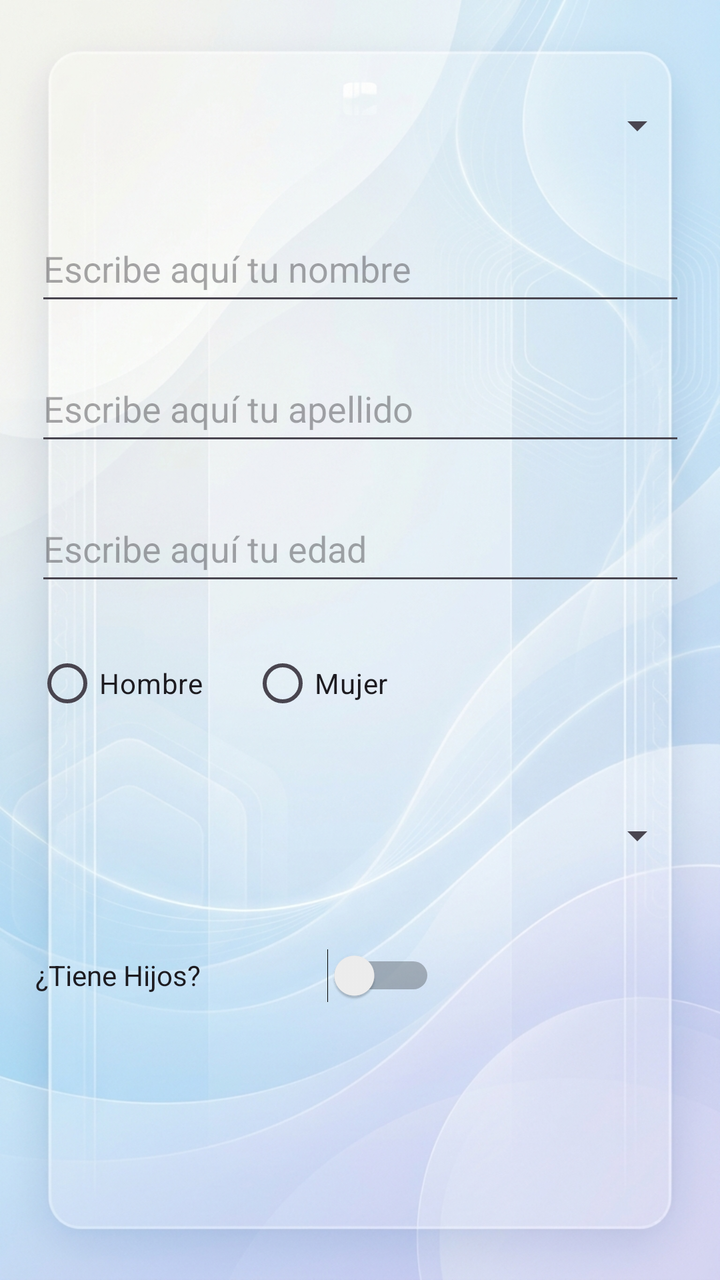
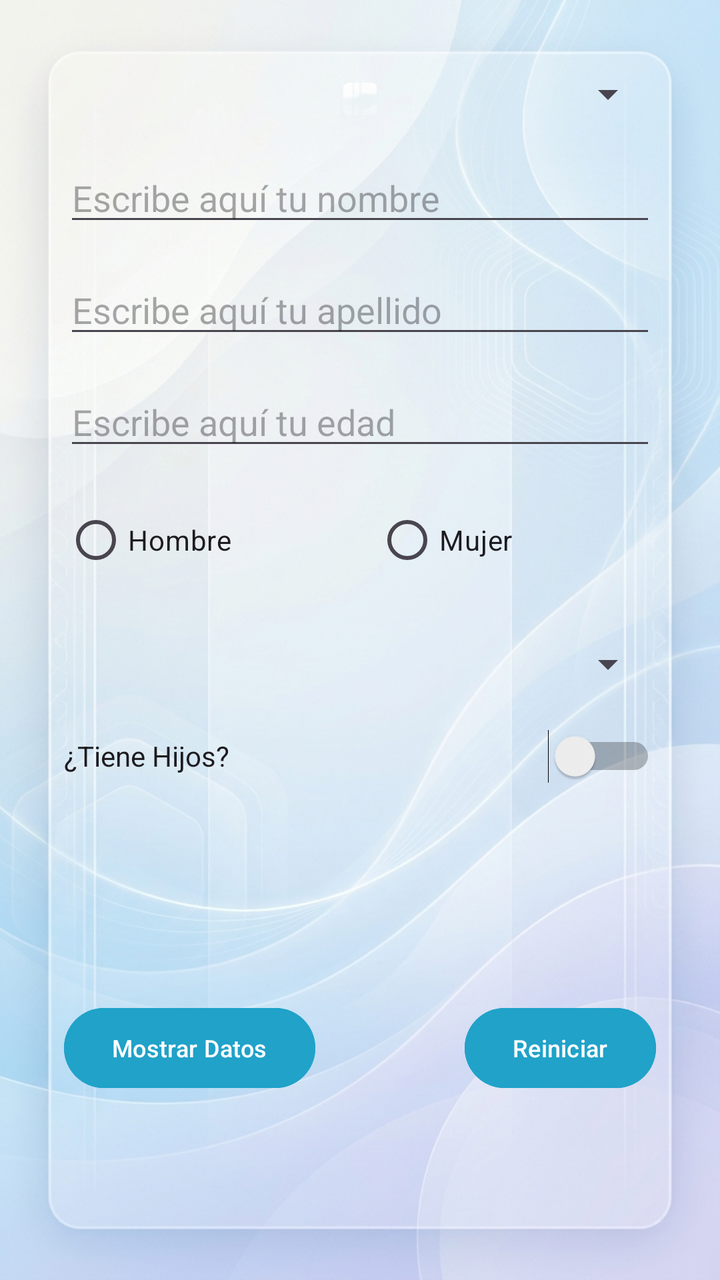

Two renders of the same Android screen: before a commit and after it. Below are the layout's source before the change and the commit's diff.
<!-- AndroidManifest.xml: application theme Theme.Formulario -->
<!-- res/layout/activity_main.xml -->
<?xml version="1.0" encoding="utf-8"?>
<androidx.constraintlayout.widget.ConstraintLayout xmlns:android="http://schemas.android.com/apk/res/android"
    xmlns:app="http://schemas.android.com/apk/res-auto"
    xmlns:tools="http://schemas.android.com/tools"
    android:id="@+id/main"
    android:layout_width="match_parent"
    android:layout_height="match_parent"
    android:background="@drawable/fondo_formulario"
    tools:context=".MainActivity">

    <EditText
        android:id="@+id/etextNombre"
        android:layout_width="325dp"
        android:layout_height="50dp"
        android:layout_marginTop="20dp"
        android:ems="10"
        android:hint="@string/hintNombre"
        android:inputType="textPersonName|textCapWords"
        app:layout_constraintBottom_toBottomOf="parent"
        app:layout_constraintEnd_toEndOf="parent"
        app:layout_constraintHorizontal_bias="0.0"
        app:layout_constraintStart_toStartOf="@+id/spnIdioma"
        app:layout_constraintTop_toBottomOf="@+id/spnIdioma"
        app:layout_constraintVertical_bias="0.0" />

    <EditText
        android:id="@+id/etextApellido"
        android:layout_width="325dp"
        android:layout_height="50dp"
        android:layout_marginTop="20dp"
        android:ems="10"
        android:hint="@string/hintApellido"
        android:inputType="textPersonName|textCapWords"
        app:layout_constraintBottom_toBottomOf="parent"
        app:layout_constraintEnd_toEndOf="parent"
        app:layout_constraintHorizontal_bias="0.0"
        app:layout_constraintStart_toStartOf="@+id/etextNombre"
        app:layout_constraintTop_toBottomOf="@+id/etextNombre"
        app:layout_constraintVertical_bias="0.0" />

    <EditText
        android:id="@+id/etextEdad"
        android:layout_width="325dp"
        android:layout_height="50dp"
        android:layout_marginTop="20dp"
        android:ems="10"
        android:hint="@string/hintEdad"
        android:inputType="number"
        app:layout_constraintBottom_toBottomOf="parent"
        app:layout_constraintEnd_toEndOf="parent"
        app:layout_constraintHorizontal_bias="0.0"
        app:layout_constraintStart_toStartOf="@+id/etextApellido"
        app:layout_constraintTop_toBottomOf="@+id/etextApellido"
        app:layout_constraintVertical_bias="0.0" />

    <Button
        android:id="@+id/btnDatos"
        android:layout_width="wrap_content"
        android:layout_height="wrap_content"
        android:layout_marginTop="40dp"
        android:backgroundTint="@color/btnAzul"
        android:text="@string/textDatos"
        app:layout_constraintBottom_toBottomOf="parent"
        app:layout_constraintEnd_toEndOf="parent"
        app:layout_constraintHorizontal_bias="0.0"
        app:layout_constraintStart_toStartOf="@+id/txtvMensaje"
        app:layout_constraintTop_toBottomOf="@+id/txtvMensaje"
        app:layout_constraintVertical_bias="0.006" />

    <Button
        android:id="@+id/btnReiniciar"
        android:layout_width="wrap_content"
        android:layout_height="wrap_content"
        android:backgroundTint="@color/btnAzul"
        android:text="@string/textReiniciar"
        app:layout_constraintBottom_toBottomOf="parent"
        app:layout_constraintEnd_toEndOf="@+id/txtvMensaje"
        app:layout_constraintHorizontal_bias="1.0"
        app:layout_constraintStart_toEndOf="@+id/btnDatos"
        app:layout_constraintTop_toTopOf="@+id/btnDatos"
        app:layout_constraintVertical_bias="0.0" />

    <RadioGroup
        android:id="@+id/rgroupGenero"
        android:layout_width="200dp"
        android:layout_height="55dp"
        android:layout_marginTop="20dp"
        android:orientation="horizontal"
        app:layout_constraintBottom_toBottomOf="parent"
        app:layout_constraintEnd_toEndOf="parent"
        app:layout_constraintHorizontal_bias="0.0"
        app:layout_constraintStart_toStartOf="@+id/etextEdad"
        app:layout_constraintTop_toBottomOf="@+id/etextEdad"
        app:layout_constraintVertical_bias="0.0">

        <RadioButton
            android:id="@+id/rbtnHombre"
            android:layout_width="wrap_content"
            android:layout_height="wrap_content"
            android:layout_weight="1"
            android:text="@string/textHombre" />

        <RadioButton
            android:id="@+id/rbtnMujer"
            android:layout_width="wrap_content"
            android:layout_height="wrap_content"
            android:layout_weight="1"
            android:text="@string/textMujer" />
    </RadioGroup>

    <Spinner
        android:id="@+id/spnEstadoCivil"
        android:layout_width="325dp"
        android:layout_height="50dp"
        android:layout_marginTop="20dp"
        android:popupBackground="@drawable/fondo_formulario"
        app:layout_constraintBottom_toBottomOf="parent"
        app:layout_constraintEnd_toEndOf="parent"
        app:layout_constraintHorizontal_bias="0.0"
        app:layout_constraintStart_toStartOf="@+id/rgroupGenero"
        app:layout_constraintTop_toBottomOf="@+id/rgroupGenero"
        app:layout_constraintVertical_bias="0.0" />

    <Spinner
        android:id="@+id/spnIdioma"
        android:layout_width="325dp"
        android:layout_height="50dp"
        android:popupBackground="@drawable/fondo_formulario"
        app:layout_constraintBottom_toBottomOf="parent"
        app:layout_constraintEnd_toEndOf="parent"
        app:layout_constraintStart_toStartOf="parent"
        app:layout_constraintTop_toTopOf="parent"
        app:layout_constraintVertical_bias="0.064" />

    <Switch
        android:id="@+id/swtHijos"
        android:layout_width="200dp"
        android:layout_height="50dp"
        android:layout_marginTop="20dp"
        android:text="@string/textHijos"
        app:layout_constraintBottom_toBottomOf="parent"
        app:layout_constraintEnd_toEndOf="parent"
        app:layout_constraintHorizontal_bias="0.0"
        app:layout_constraintStart_toStartOf="@+id/spnEstadoCivil"
        app:layout_constraintTop_toBottomOf="@+id/spnEstadoCivil"
        app:layout_constraintVertical_bias="0.0" />

    <TextView
        android:id="@+id/txtvMensaje"
        android:layout_width="326dp"
        android:layout_height="100dp"
        android:layout_marginTop="20dp"
        android:gravity="center"
        android:textSize="16sp"
        app:layout_constraintBottom_toBottomOf="parent"
        app:layout_constraintEnd_toEndOf="parent"
        app:layout_constraintHorizontal_bias="0.0"
        app:layout_constraintStart_toStartOf="@+id/swtHijos"
        app:layout_constraintTop_toBottomOf="@+id/swtHijos"
        app:layout_constraintVertical_bias="0.0" />


</androidx.constraintlayout.widget.ConstraintLayout>
<!-- resources referenced by this layout -->
<resources>
  <color name="btnAzul">#20A2C9</color>
  <!-- drawable fondo_formulario: jpg bitmap (drawable, 511744 bytes) -->
  <string name="hintApellido">Escribe aquí tu apellido</string>
  <string name="hintEdad">Escribe aquí tu edad</string>
  <string name="hintNombre">Escribe aquí tu nombre</string>
  <string name="textDatos">Mostrar Datos</string>
  <string name="textHijos">¿Tiene Hijos?</string>
  <string name="textHombre">Hombre</string>
  <string name="textMujer">Mujer</string>
  <string name="textReiniciar">Reiniciar</string>
  <style name="Theme.Formulario" parent="Base.Theme.Formulario" />
  <style name="Base.Theme.Formulario" parent="Theme.Material3.DayNight.NoActionBar">
          
          
      </style>
</resources>

<!-- the commit's change to res/layout/activity_main.xml (unified diff, before → after) -->
@@ -10,14 +10,14 @@
 
     <EditText
         android:id="@+id/etextNombre"
-        android:layout_width="325dp"
-        android:layout_height="50dp"
-        android:layout_marginTop="20dp"
+        android:layout_width="0dp"
+        android:layout_height="40dp"
+        android:layout_marginTop="16dp"
         android:ems="10"
-        android:hint="@string/hintNombre"
+        android:hint="@string/etextNombre"
         android:inputType="textPersonName|textCapWords"
         app:layout_constraintBottom_toBottomOf="parent"
-        app:layout_constraintEnd_toEndOf="parent"
+        app:layout_constraintEnd_toEndOf="@+id/spnIdioma"
         app:layout_constraintHorizontal_bias="0.0"
         app:layout_constraintStart_toStartOf="@+id/spnIdioma"
         app:layout_constraintTop_toBottomOf="@+id/spnIdioma"
@@ -25,14 +25,14 @@
 
     <EditText
         android:id="@+id/etextApellido"
-        android:layout_width="325dp"
-        android:layout_height="50dp"
-        android:layout_marginTop="20dp"
+        android:layout_width="0dp"
+        android:layout_height="40dp"
+        android:layout_marginTop="16dp"
         android:ems="10"
-        android:hint="@string/hintApellido"
+        android:hint="@string/etextApellido"
         android:inputType="textPersonName|textCapWords"
         app:layout_constraintBottom_toBottomOf="parent"
-        app:layout_constraintEnd_toEndOf="parent"
+        app:layout_constraintEnd_toEndOf="@+id/etextNombre"
         app:layout_constraintHorizontal_bias="0.0"
         app:layout_constraintStart_toStartOf="@+id/etextNombre"
         app:layout_constraintTop_toBottomOf="@+id/etextNombre"
@@ -40,14 +40,14 @@
 
     <EditText
         android:id="@+id/etextEdad"
-        android:layout_width="325dp"
-        android:layout_height="50dp"
-        android:layout_marginTop="20dp"
+        android:layout_width="0dp"
+        android:layout_height="40dp"
+        android:layout_marginTop="16dp"
         android:ems="10"
-        android:hint="@string/hintEdad"
+        android:hint="@string/etextEdad"
         android:inputType="number"
         app:layout_constraintBottom_toBottomOf="parent"
-        app:layout_constraintEnd_toEndOf="parent"
+        app:layout_constraintEnd_toEndOf="@+id/etextApellido"
         app:layout_constraintHorizontal_bias="0.0"
         app:layout_constraintStart_toStartOf="@+id/etextApellido"
         app:layout_constraintTop_toBottomOf="@+id/etextApellido"
@@ -57,22 +57,24 @@
         android:id="@+id/btnDatos"
         android:layout_width="wrap_content"
         android:layout_height="wrap_content"
-        android:layout_marginTop="40dp"
+        android:layout_marginTop="16dp"
         android:backgroundTint="@color/btnAzul"
-        android:text="@string/textDatos"
+        android:text="@string/btnDatos"
+        android:textSize="12sp"
         app:layout_constraintBottom_toBottomOf="parent"
         app:layout_constraintEnd_toEndOf="parent"
         app:layout_constraintHorizontal_bias="0.0"
         app:layout_constraintStart_toStartOf="@+id/txtvMensaje"
         app:layout_constraintTop_toBottomOf="@+id/txtvMensaje"
-        app:layout_constraintVertical_bias="0.006" />
+        app:layout_constraintVertical_bias="0.0" />
 
     <Button
         android:id="@+id/btnReiniciar"
         android:layout_width="wrap_content"
         android:layout_height="wrap_content"
         android:backgroundTint="@color/btnAzul"
-        android:text="@string/textReiniciar"
+        android:text="@string/btnReiniciar"
+        android:textSize="12sp"
         app:layout_constraintBottom_toBottomOf="parent"
         app:layout_constraintEnd_toEndOf="@+id/txtvMensaje"
         app:layout_constraintHorizontal_bias="1.0"
@@ -82,40 +84,38 @@
 
     <RadioGroup
         android:id="@+id/rgroupGenero"
-        android:layout_width="200dp"
+        android:layout_width="0dp"
         android:layout_height="55dp"
-        android:layout_marginTop="20dp"
+        android:layout_marginTop="16dp"
         android:orientation="horizontal"
         app:layout_constraintBottom_toBottomOf="parent"
-        app:layout_constraintEnd_toEndOf="parent"
+        app:layout_constraintEnd_toEndOf="@+id/etextEdad"
         app:layout_constraintHorizontal_bias="0.0"
         app:layout_constraintStart_toStartOf="@+id/etextEdad"
         app:layout_constraintTop_toBottomOf="@+id/etextEdad"
         app:layout_constraintVertical_bias="0.0">
 
         <RadioButton
-            android:id="@+id/rbtnHombre"
             android:layout_width="wrap_content"
             android:layout_height="wrap_content"
             android:layout_weight="1"
-            android:text="@string/textHombre" />
+            android:text="@string/rbtnHombre" />
 
         <RadioButton
-            android:id="@+id/rbtnMujer"
             android:layout_width="wrap_content"
             android:layout_height="wrap_content"
             android:layout_weight="1"
-            android:text="@string/textMujer" />
+            android:text="@string/rbtnMujer" />
     </RadioGroup>
 
     <Spinner
         android:id="@+id/spnEstadoCivil"
-        android:layout_width="325dp"
-        android:layout_height="50dp"
-        android:layout_marginTop="20dp"
+        android:layout_width="0dp"
+        android:layout_height="30dp"
+        android:layout_marginTop="16dp"
         android:popupBackground="@drawable/fondo_formulario"
         app:layout_constraintBottom_toBottomOf="parent"
-        app:layout_constraintEnd_toEndOf="parent"
+        app:layout_constraintEnd_toEndOf="@+id/rgroupGenero"
         app:layout_constraintHorizontal_bias="0.0"
         app:layout_constraintStart_toStartOf="@+id/rgroupGenero"
         app:layout_constraintTop_toBottomOf="@+id/rgroupGenero"
@@ -123,23 +123,27 @@
 
     <Spinner
         android:id="@+id/spnIdioma"
-        android:layout_width="325dp"
-        android:layout_height="50dp"
+        android:layout_width="0dp"
+        android:layout_height="30dp"
+        android:layout_marginStart="32dp"
+        android:layout_marginTop="32dp"
+        android:layout_marginEnd="32dp"
         android:popupBackground="@drawable/fondo_formulario"
         app:layout_constraintBottom_toBottomOf="parent"
         app:layout_constraintEnd_toEndOf="parent"
+        app:layout_constraintHorizontal_bias="0.0"
         app:layout_constraintStart_toStartOf="parent"
         app:layout_constraintTop_toTopOf="parent"
-        app:layout_constraintVertical_bias="0.064" />
+        app:layout_constraintVertical_bias="0.0" />
 
     <Switch
         android:id="@+id/swtHijos"
-        android:layout_width="200dp"
-        android:layout_height="50dp"
-        android:layout_marginTop="20dp"
-        android:text="@string/textHijos"
+        android:layout_width="0dp"
+        android:layout_height="30dp"
+        android:layout_marginTop="16dp"
+        android:text="@string/swtHijos"
         app:layout_constraintBottom_toBottomOf="parent"
-        app:layout_constraintEnd_toEndOf="parent"
+        app:layout_constraintEnd_toEndOf="@+id/spnEstadoCivil"
         app:layout_constraintHorizontal_bias="0.0"
         app:layout_constraintStart_toStartOf="@+id/spnEstadoCivil"
         app:layout_constraintTop_toBottomOf="@+id/spnEstadoCivil"
@@ -147,13 +151,13 @@
 
     <TextView
         android:id="@+id/txtvMensaje"
-        android:layout_width="326dp"
-        android:layout_height="100dp"
-        android:layout_marginTop="20dp"
+        android:layout_width="0dp"
+        android:layout_height="75dp"
+        android:layout_marginTop="16dp"
         android:gravity="center"
-        android:textSize="16sp"
+        android:textSize="12sp"
         app:layout_constraintBottom_toBottomOf="parent"
-        app:layout_constraintEnd_toEndOf="parent"
+        app:layout_constraintEnd_toEndOf="@+id/swtHijos"
         app:layout_constraintHorizontal_bias="0.0"
         app:layout_constraintStart_toStartOf="@+id/swtHijos"
         app:layout_constraintTop_toBottomOf="@+id/swtHijos"
<!-- resource entries referenced after the edit -->
@@ -2,14 +2,14 @@
 <resources>
   <color name="btnAzul">#20A2C9</color>
   <!-- drawable fondo_formulario: jpg bitmap (drawable, 511744 bytes) -->
-  <string name="hintApellido">Escribe aquí tu apellido</string>
-  <string name="hintEdad">Escribe aquí tu edad</string>
-  <string name="hintNombre">Escribe aquí tu nombre</string>
-  <string name="textDatos">Mostrar Datos</string>
-  <string name="textHijos">¿Tiene Hijos?</string>
-  <string name="textHombre">Hombre</string>
-  <string name="textMujer">Mujer</string>
-  <string name="textReiniciar">Reiniciar</string>
+  <string name="btnDatos">Mostrar Datos</string>
+  <string name="btnReiniciar">Reiniciar</string>
+  <string name="etextApellido">Escribe aquí tu apellido</string>
+  <string name="etextEdad">Escribe aquí tu edad</string>
+  <string name="etextNombre">Escribe aquí tu nombre</string>
+  <string name="rbtnHombre">Hombre</string>
+  <string name="rbtnMujer">Mujer</string>
+  <string name="swtHijos">¿Tiene Hijos?</string>
   <style name="Theme.Formulario" parent="Base.Theme.Formulario" />
   <style name="Base.Theme.Formulario" parent="Theme.Material3.DayNight.NoActionBar">
           
